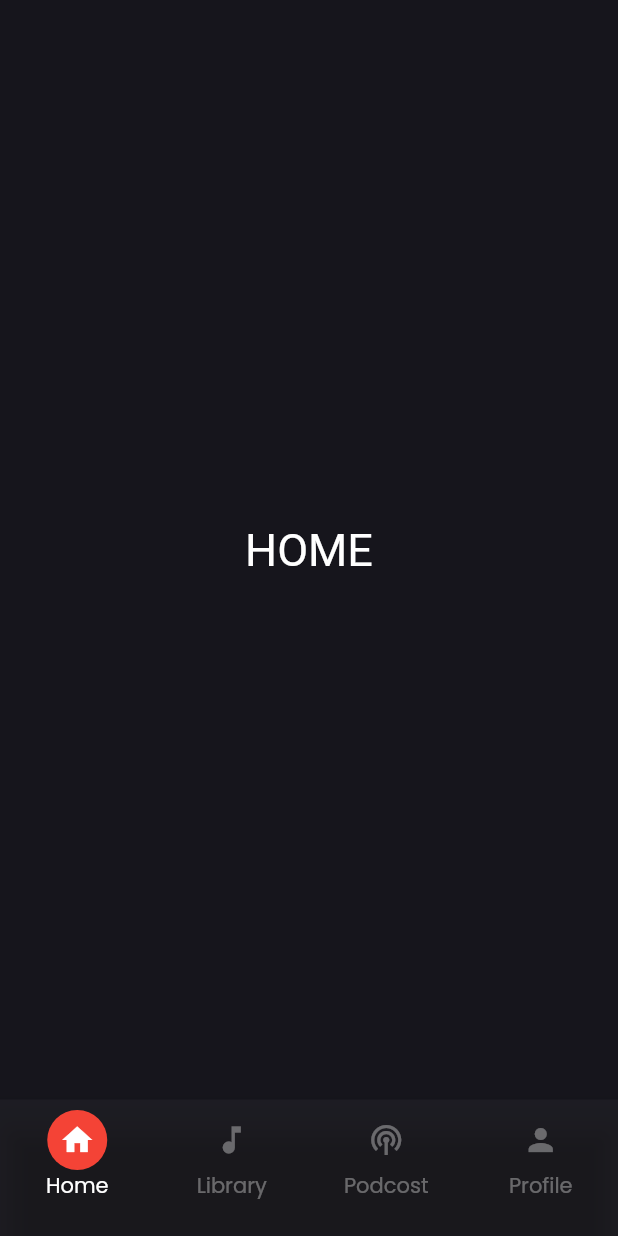
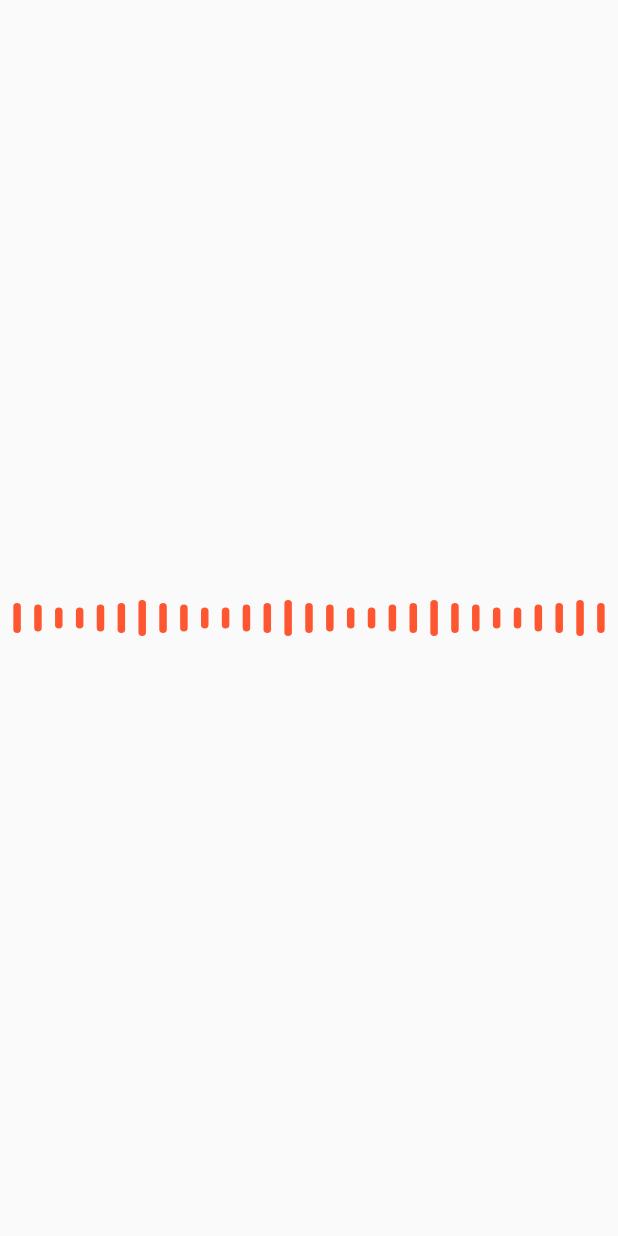
Before and after one commit to Sriramajayam/Musiq-App, a Flutter app: the screen it shows after launch, on a phone screen of 412 x 824 dp. Run offline on Flutter 3.47's test engine with Material 2 defaults, Android fonts, the light colour scheme and no system bars; our stand-ins replace google_fonts.

Commit message:
progress bar UI

```diff
--- a/lib/main.dart
+++ b/lib/main.dart
@@ -4,6 +4,7 @@ import 'package:musiq/contants/contant_color.dart';
 
 
 import 'package:musiq/pages/bottom_naigation_bar.dart';
+import 'package:musiq/pages/progress_bar/progress_bar.dart';
 void main(){
    runApp(  MainApp());
 }
@@ -20,7 +21,7 @@ class _MainAppState extends State<MainApp> {
     return MaterialApp(
       color: color1,
       debugShowCheckedModeBanner: false,
-      home:Bottom()
+      home:CustomProgressBar()
 
 
     );
--- /dev/null
+++ b/lib/pages/progress_bar/progress_bar.dart
@@ -0,0 +1,61 @@
+import 'package:flutter/material.dart';
+import 'package:flutter/src/foundation/key.dart';
+import 'package:flutter/src/widgets/framework.dart';
+
+class CustomProgressBar extends StatefulWidget {
+  const CustomProgressBar({Key? key}) : super(key: key);
+
+  @override
+  State<CustomProgressBar> createState() => _CustomProgressBarState();
+}
+
+class _CustomProgressBarState extends State<CustomProgressBar> {
+  @override
+  Widget build(BuildContext context) {
+    return Scaffold(
+      body: Center(child: Row(
+        mainAxisAlignment: MainAxisAlignment.spaceEvenly,
+        children: [
+          Container(width: 5,height: 20,decoration: progressDecoration(),),
+
+            Container(width: 5,height: 18,decoration: progressDecoration(),),
+          Container(width: 5,height: 14,decoration: progressDecoration(),),
+Container(width: 5,height: 14,decoration: progressDecoration(),),
+          Container(width: 5,height: 18,decoration: progressDecoration(),),
+          Container(width: 5,height: 20,decoration: progressDecoration(),),
+          Container(width: 5,height: 24,decoration: progressDecoration(),),
+          Container(width: 5,height: 20,decoration: progressDecoration(),),
+
+         Container(width: 5,height: 18,decoration: progressDecoration(),),
+          Container(width: 5,height: 14,decoration: progressDecoration(),),
+Container(width: 5,height: 14,decoration: progressDecoration(),),
+          Container(width: 5,height: 18,decoration: progressDecoration(),),
+          Container(width: 5,height: 20,decoration: progressDecoration(),),
+          Container(width: 5,height: 24,decoration: progressDecoration(),),
+          Container(width: 5,height: 20,decoration: progressDecoration(),),
+
+            Container(width: 5,height: 18,decoration: progressDecoration(),),
+          Container(width: 5,height: 14,decoration: progressDecoration(),),
+Container(width: 5,height: 14,decoration: progressDecoration(),),
+          Container(width: 5,height: 18,decoration: progressDecoration(),),
+          Container(width: 5,height: 20,decoration: progressDecoration(),),
+          Container(width: 5,height: 24,decoration: progressDecoration(),),
+          Container(width: 5,height: 20,decoration: progressDecoration(),),
+
+           Container(width: 5,height: 18,decoration: progressDecoration(),),
+          Container(width: 5,height: 14,decoration: progressDecoration(),),
+Container(width: 5,height: 14,decoration: progressDecoration(),),
+          Container(width: 5,height: 18,decoration: progressDecoration(),),
+          Container(width: 5,height: 20,decoration: progressDecoration(),),
+          Container(width: 5,height: 24,decoration: progressDecoration(),),
+          Container(width: 5,height: 20,decoration: progressDecoration(),),
+
+
+
+        ],
+      )),
+    );
+  }
+
+  BoxDecoration progressDecoration() => BoxDecoration(borderRadius: BorderRadius.circular(12),color: Color(0xFFFE5631));
+}
```
